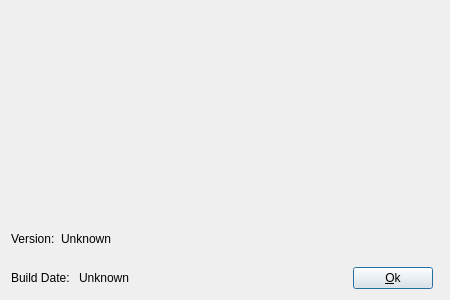
First picture: the form in src/gui/src/AboutDialogBase.ui, repository deskflow/deskflow, before the edit.
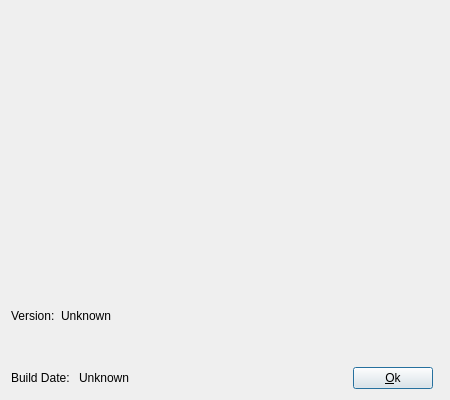
Second picture: the form after the edit. Icons and pictures are not drawn.

Commit message: Add section "Key contributors"

```diff
--- a/src/gui/src/AboutDialogBase.ui
+++ b/src/gui/src/AboutDialogBase.ui
@@ -13,7 +13,7 @@
     <x>0</x>
     <y>0</y>
     <width>450</width>
-    <height>300</height>
+    <height>400</height>
    </rect>
   </property>
   <property name="sizePolicy">
@@ -31,7 +31,7 @@
   <property name="maximumSize">
    <size>
     <width>450</width>
-    <height>300</height>
+    <height>400</height>
    </size>
   </property>
   <property name="windowTitle">
@@ -139,6 +139,9 @@
      <property name="text">
       <string/>
      </property>
+     <property name="wordWrap">
+      <bool>true</bool>
+     </property>
      <property name="margin">
       <number>1</number>
      </property>
```
The commit also changes 1 other file.
